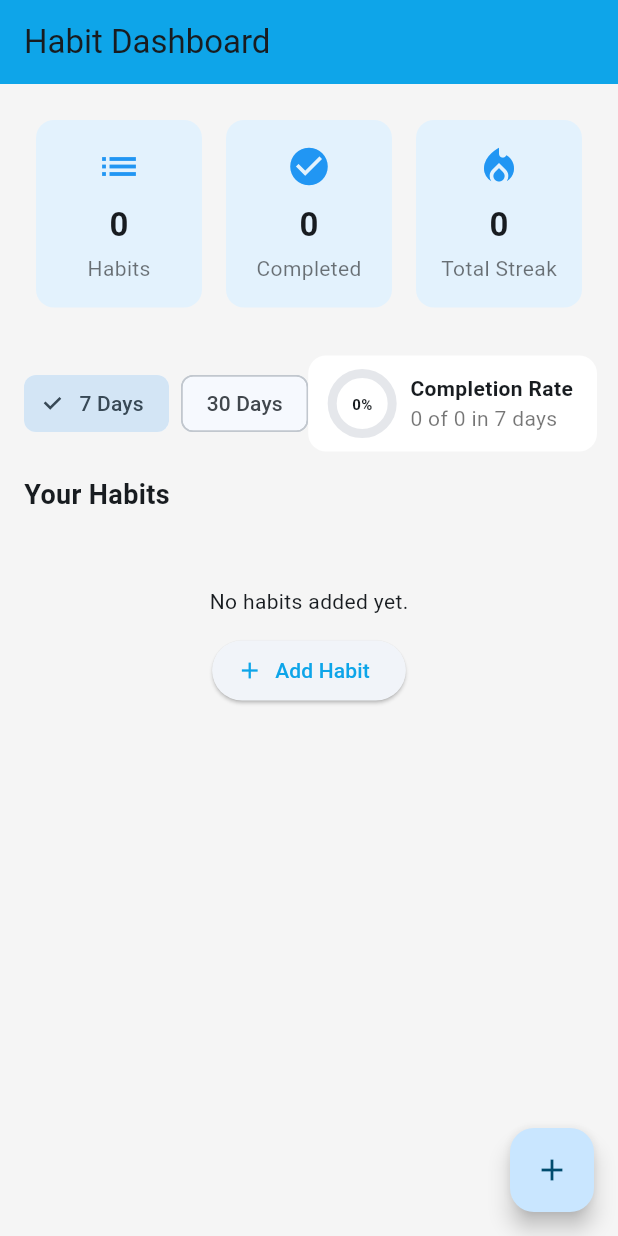
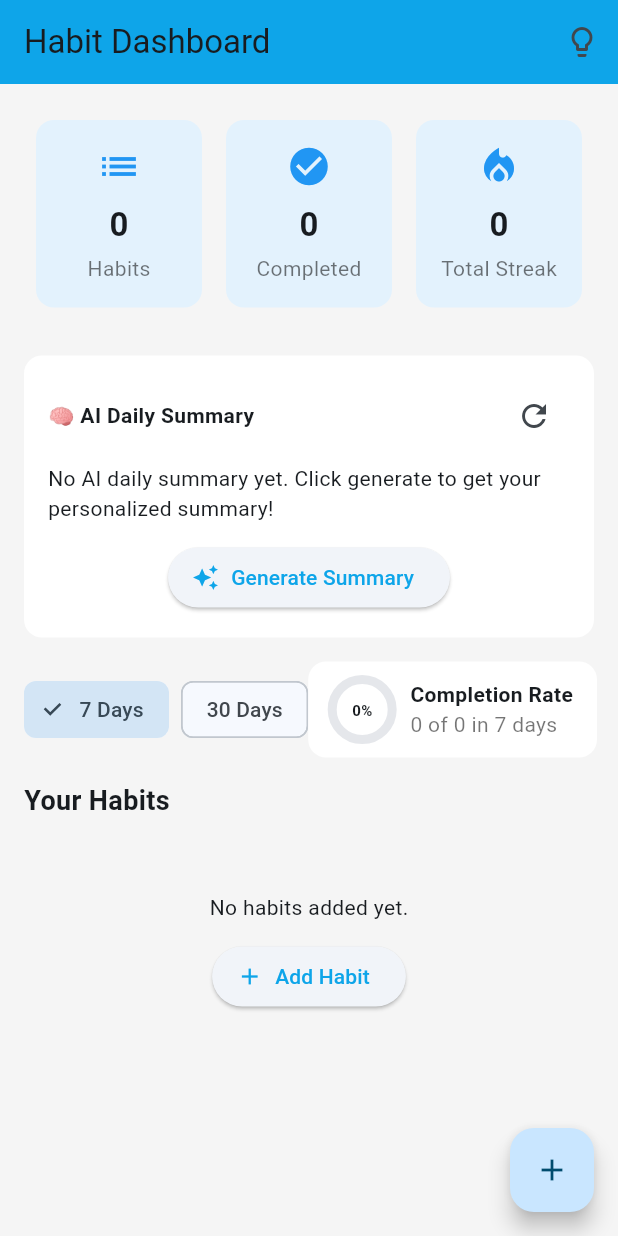
Before and after one commit to KeyurCCC/Habit-Tracker, a Flutter app: the DashboardScreen screen opened by its route, on a phone screen of 412 x 824 dp. Run offline on Flutter 3.47's test engine with Material 3 defaults, Android fonts, the phone set to English and light mode, and no system bars; our stand-ins replace cloud_firestore, firebase_auth, firebase_core, firebase_messaging, fl_chart, flutter_bloc and 3 more; missing offline and left inert: dart:html; accounts and stored records are empty.

Commit message:
notification on daily suggestion of habit

```diff
--- a/lib/features/dashboard_screen.dart
+++ b/lib/features/dashboard_screen.dart
@@ -5,6 +5,8 @@ import 'package:fl_chart/fl_chart.dart';
 import 'package:go_router/go_router.dart';
 import '../../../models/habit_model.dart';
 import '../../../models/habit_instance_model.dart';
+import '../../../services/gemini_service.dart';
+import '../../../services/daily_suggestion_service.dart';
 import 'habits/cubits/habit_cubit.dart';
 import 'habits/cubits/habit_event.dart';
 import 'habits/cubits/habit_state.dart';
@@ -21,19 +23,60 @@ class DashboardScreen extends StatefulWidget {
 class _DashboardScreenState extends State<DashboardScreen> {
   late final String userId;
   int _rangeDays = 7; // 7 or 30
+  bool _isGeneratingSummary = false;
+  String? _currentSummary;
 
   @override
   void initState() {
     super.initState();
     userId = FirebaseAuth.instance.currentUser!.uid;
     context.read<HabitCubit>().handleEvent(LoadHabitsEvent(userId));
+
+    // Auto-generate daily suggestion when dashboard loads (once per day)
+    _checkAndSendDailySuggestion();
+  }
+
+  Future<void> _checkAndSendDailySuggestion() async {
+    try {
+      await DailySuggestionService.generateAndNotifyWithCheck();
+    } catch (e) {
+      // Fail silently - don't interrupt user experience
+      print('Auto-suggestion error: $e');
+    }
+  }
+
+  Future<void> _requestDailySuggestion() async {
+    try {
+      await DailySuggestionService.generateAndNotifyDailySuggestions();
+      if (mounted) {
+        ScaffoldMessenger.of(context).showSnackBar(
+          const SnackBar(content: Text('💡 Daily suggestion sent!')),
+        );
+      }
+    } catch (e) {
+      if (mounted) {
+        ScaffoldMessenger.of(context).showSnackBar(
+          SnackBar(content: Text('Error: ${e.toString()}'), backgroundColor: Colors.red),
+        );
+      }
+    }
   }
 
   @override
   Widget build(BuildContext context) {
     return Scaffold(
       backgroundColor: Colors.grey.shade100,
-      appBar: AppBar(title: const Text("Habit Dashboard"), backgroundColor: Theme.of(context).colorScheme.primary),
+      appBar: AppBar(
+        title: const Text("Habit Dashboard"),
+        backgroundColor: Theme.of(context).colorScheme.primary,
+        actions: [
+          IconButton(
+            icon: const Icon(Icons.lightbulb_outline),
+            tooltip: 'Get Daily Suggestion',
+            onPressed: _requestDailySuggestion,
+          ),
+        ],
+      ),
       body: SafeArea(
         child: BlocBuilder<HabitCubit, HabitState>(
           builder: (context, state) {
@@ -75,6 +118,10 @@ class _DashboardScreenState extends State<DashboardScreen> {
                         ],
                       ),
                       const SizedBox(height: 24),
+
+                      // ===== AI Daily Summary =====
+                      _dailySummaryCard(),
+                      const SizedBox(height: 16),
 
                       // ===== Filter Chips & Completion Rate =====
                       Row(
@@ -150,60 +197,6 @@ class _DashboardScreenState extends State<DashboardScreen> {
                                       ),
                                     ],
                                   ),
-                              ],
-                            ),
-                          ),
-                        ),
-                        const SizedBox(height: 24),
-                      ],
-
-                      // ===== Last 7 Days Completion (Line Chart) =====
-                      if (instances.isNotEmpty) ...[
-                        const Text(
-                          "Completions - Last 7 Days",
-                          style: TextStyle(fontSize: 18, fontWeight: FontWeight.bold),
-                        ),
-                        const SizedBox(height: 12),
-                        Container(
-                          height: 220,
-                          padding: const EdgeInsets.symmetric(horizontal: 12, vertical: 8),
-                          decoration: BoxDecoration(
-                            color: Colors.white,
-                            borderRadius: BorderRadius.circular(12),
-                          ),
-                          child: LineChart(
-                            LineChartData(
-                              gridData: const FlGridData(show: true),
-                              borderData: FlBorderData(show: false),
-                              titlesData: FlTitlesData(
-                                leftTitles: const AxisTitles(sideTitles: SideTitles(showTitles: true, reservedSize: 36)),
-                                rightTitles: const AxisTitles(sideTitles: SideTitles(showTitles: false)),
-                                topTitles: const AxisTitles(sideTitles: SideTitles(showTitles: false)),
-                                bottomTitles: AxisTitles(
-                                  sideTitles: SideTitles(
-                                    showTitles: true,
-                                    reservedSize: 42,
-                                    getTitlesWidget: (value, meta) {
-                                      final idx = value.toInt();
-                                      if (idx < 0 || idx > 6) return const SizedBox.shrink();
-                                      final day = DateTime.now().subtract(Duration(days: 6 - idx));
-                                      final label = "${day.month}/${day.day}";
-                                      return Padding(
-                                        padding: const EdgeInsets.only(top: 6),
-                                        child: Text(label, style: const TextStyle(fontSize: 10)),
-                                      );
-                                    },
-                                  ),
-                                ),
-                              ),
-                              lineBarsData: [
-                                LineChartBarData(
-                                  isCurved: true,
-                                  color: Theme.of(context).colorScheme.secondary,
-                                  dotData: const FlDotData(show: false),
-                                  belowBarData: BarAreaData(show: true, color: Theme.of(context).colorScheme.secondary.withOpacity(0.15)),
-                                  spots: _buildLast7DaySpots(instances),
-                                ),
                               ],
                             ),
                           ),
@@ -299,25 +292,88 @@ class _DashboardScreenState extends State<DashboardScreen> {
     );
   }
 
-  List<FlSpot> _buildLast7DaySpots(List<HabitInstanceModel> instances) {
-    final now = DateTime.now();
-    // Build a map for last 7 days index -> count
-    final Map<int, int> dayIndexToCount = {for (int i = 0; i < 7; i++) i: 0};
+  Future<void> _generateSummary() async {
+    setState(() {
+      _isGeneratingSummary = true;
+      _currentSummary = null; // Clear previous summary while generating
+    });
 
-    for (final inst in instances) {
-      if (!inst.completed) continue;
-      final d = inst.date;
-      final diffDays = now.difference(DateTime(d.year, d.month, d.day)).inDays;
-      if (diffDays >= 0 && diffDays < 7) {
-        // x axis from 0..6 left->right oldest->newest
-        final x = 6 - diffDays;
-        dayIndexToCount[x] = (dayIndexToCount[x] ?? 0) + 1;
+    try {
+      // Get current habits from state
+      final state = context.read<HabitCubit>().state;
+      if (state is! HabitLoadedState) {
+        throw Exception('Please wait for habits to load');
+      }
+
+      final habits = state.habits;
+      if (habits.isEmpty) {
+        throw Exception('No habits found. Add some habits first!');
+      }
+
+      // Generate summary using Gemini (no Firestore save)
+      final summary = await GeminiService.generateDailySummary(userId: userId, habits: habits);
+
+      if (mounted) {
+        setState(() {
+          _currentSummary = summary;
+          _isGeneratingSummary = false;
+        });
+        ScaffoldMessenger.of(context).showSnackBar(
+          const SnackBar(content: Text('Summary generated successfully!')),
+        );
+      }
+    } catch (e) {
+      if (mounted) {
+        setState(() => _isGeneratingSummary = false);
+        ScaffoldMessenger.of(context).showSnackBar(
+          SnackBar(content: Text('Error: ${e.toString()}'), backgroundColor: Colors.red),
+        );
       }
     }
+  }
 
-    return [
-      for (int i = 0; i < 7; i++) FlSpot(i.toDouble(), (dayIndexToCount[i] ?? 0).toDouble()),
-    ];
+  Widget _dailySummaryCard() {
+    return Container(
+      width: double.infinity,
+      padding: const EdgeInsets.all(16),
+      decoration: BoxDecoration(color: Colors.white, borderRadius: BorderRadius.circular(12)),
+      child: Column(
+        crossAxisAlignment: CrossAxisAlignment.start,
+        children: [
+          Row(
+            mainAxisAlignment: MainAxisAlignment.spaceBetween,
+            children: [
+              const Text(
+                '🧠 AI Daily Summary',
+                style: TextStyle(fontWeight: FontWeight.bold),
+              ),
+              IconButton(
+                icon: _isGeneratingSummary
+                    ? const SizedBox(width: 20, height: 20, child: CircularProgressIndicator(strokeWidth: 2))
+                    : const Icon(Icons.refresh),
+                onPressed: _isGeneratingSummary ? null : _generateSummary,
+                tooltip: 'Generate new summary',
+              ),
+            ],
+          ),
+          const SizedBox(height: 8),
+          if (_currentSummary != null)
+            Text(_currentSummary!)
+          else
+            Column(
+              children: [
+                const Text('No AI daily summary yet. Click generate to get your personalized summary!'),
+                const SizedBox(height: 12),
+                ElevatedButton.icon(
+                  onPressed: _isGeneratingSummary ? null : _generateSummary,
+                  icon: const Icon(Icons.auto_awesome),
+                  label: const Text('Generate Summary'),
+                ),
+              ],
+            ),
+        ],
+      ),
+    );
   }
 
   Widget _completionRateCard(List<HabitInstanceModel> instances, List<HabitModel> habits, int days) {
--- /dev/null
+++ b/lib/services/daily_suggestion_service.dart
@@ -0,0 +1,118 @@
+import 'package:firebase_auth/firebase_auth.dart';
+import 'package:cloud_firestore/cloud_firestore.dart';
+import '../models/habit_model.dart';
+import '../services/gemini_service.dart';
+import '../services/notification_service.dart';
+
+class DailySuggestionService {
+  /// Generate and send daily habit suggestions via notification
+  static Future<void> generateAndNotifyDailySuggestions() async {
+    try {
+      final user = FirebaseAuth.instance.currentUser;
+      if (user == null) return;
+
+      // Get user's habits
+      final habitsSnapshot = await FirebaseFirestore.instance
+          .collection('habits')
+          .where('userId', isEqualTo: user.uid)
+          .get();
+
+      if (habitsSnapshot.docs.isEmpty) return;
+
+      final habits = habitsSnapshot.docs
+          .map((doc) => HabitModel.fromMap(doc.data(), doc.id))
+          .toList();
+
+      // Generate suggestion using Gemini
+      final suggestion = await GeminiService.generateDailySuggestions(
+        userId: user.uid,
+        habits: habits,
+      );
+
+      // Send notification with suggestion
+      await NotificationService.sendNotification(
+        userId: user.uid,
+        title: '💡 Daily Habit Reminder',
+        body: suggestion,
+      );
+    } catch (e) {
+      print('Error generating daily suggestion: $e');
+      // Fail silently - don't interrupt user experience
+    }
+  }
+
+  /// Check if suggestion was already sent today
+  static Future<bool> hasSuggestionBeenSentToday(String userId) async {
+    try {
+      final today = DateTime.now();
+      final todayStart = DateTime(today.year, today.month, today.day);
+
+      final snapshot = await FirebaseFirestore.instance
+          .collection('users')
+          .doc(userId)
+          .collection('daily_suggestions')
+          .where('date', isGreaterThanOrEqualTo: Timestamp.fromDate(todayStart))
+          .limit(1)
+          .get();
+
+      return snapshot.docs.isNotEmpty;
+    } catch (e) {
+      return false;
+    }
+  }
+
+  /// Mark suggestion as sent for today
+  static Future<void> markSuggestionSent(String userId, String suggestion) async {
+    try {
+      await FirebaseFirestore.instance
+          .collection('users')
+          .doc(userId)
+          .collection('daily_suggestions')
+          .add({
+        'suggestion': suggestion,
+        'date': FieldValue.serverTimestamp(),
+      });
+    } catch (e) {
+      print('Error marking suggestion sent: $e');
+    }
+  }
+
+  /// Generate and send suggestion (with duplicate check)
+  static Future<void> generateAndNotifyWithCheck() async {
+    try {
+      final user = FirebaseAuth.instance.currentUser;
+      if (user == null) return;
+
+      // Check if already sent today
+      final alreadySent = await hasSuggestionBeenSentToday(user.uid);
+      if (alreadySent) {
+        print('Suggestion already sent today');
+        return;
+      }
+
+      // Generate and send
+      await generateAndNotifyDailySuggestions();
+
+      // Mark as sent
+      final habitsSnapshot = await FirebaseFirestore.instance
+          .collection('habits')
+          .where('userId', isEqualTo: user.uid)
+          .get();
+
+      if (habitsSnapshot.docs.isNotEmpty) {
+        final habits = habitsSnapshot.docs
+            .map((doc) => HabitModel.fromMap(doc.data(), doc.id))
+            .toList();
+
+        final suggestion = await GeminiService.generateDailySuggestions(
+          userId: user.uid,
+          habits: habits,
+        );
+
+        await markSuggestionSent(user.uid, suggestion);
+      }
+    } catch (e) {
+      print('Error in generateAndNotifyWithCheck: $e');
+    }
+  }
+}
--- /dev/null
+++ b/lib/services/gemini_service.dart
@@ -0,0 +1,132 @@
+import 'dart:convert';
+import 'package:http/http.dart' as http;
+import 'package:cloud_firestore/cloud_firestore.dart';
+import '../models/habit_model.dart';
+
+class GeminiService {
+  // For production, use flutter_dotenv or secure storage
+  static const String _apiKey = 'AIzaSyDHJlZDzyVHTRLMIpu5kfcwHsdFrimnhRQ';
+  static const String _model = 'gemini-2.5-flash';
+  static const String _baseUrl = 'https://generativelanguage.googleapis.com/v1beta/models';
+
+  /// Generate daily habit summary using Gemini AI
+  static Future<String> generateDailySummary({required String userId, required List<HabitModel> habits}) async {
+    if (_apiKey == 'YOUR_GEMINI_API_KEY_HERE') {
+      throw Exception('Please set your Gemini API key in lib/services/gemini_service.dart');
+    }
+
+    if (habits.isEmpty) {
+      throw Exception('No habits found for user');
+    }
+
+    // Build prompt
+    final prompt =
+        '''User ID: $userId
+Today's habit progress:
+${habits.map((h) => '- ${h.title}: streak ${h.streak}, completed ${h.completedCount}/${h.targetCount}').join('\n')}
+
+Generate a motivational daily summary and advice in a friendly tone.''';
+
+    // Call Gemini API
+    final url = Uri.parse('$_baseUrl/$_model:generateContent?key=$_apiKey');
+    final response = await http.post(
+      url,
+      headers: {'Content-Type': 'application/json'},
+      body: jsonEncode({
+        'contents': [
+          {
+            'role': 'user',
+            'parts': [
+              {'text': prompt},
+            ],
+          },
+        ],
+      }),
+    );
+
+    if (response.statusCode != 200) {
+      final errorBody = response.body;
+      throw Exception('Gemini API error: ${response.statusCode} - $errorBody');
+    }
+
+    final data = jsonDecode(response.body);
+    final summary = data['candidates']?[0]?['content']?['parts']?[0]?['text'] ?? 'No summary generated.';
+
+    return summary;
+  }
+
+  /// Generate daily activity suggestions using Gemini AI
+  /// Returns actionable steps/suggestions for completing habits
+  static Future<String> generateDailySuggestions({
+    required String userId,
+    required List<HabitModel> habits,
+  }) async {
+    if (_apiKey == 'YOUR_GEMINI_API_KEY_HERE') {
+      throw Exception('Please set your Gemini API key in lib/services/gemini_service.dart');
+    }
+
+    if (habits.isEmpty) {
+      throw Exception('No habits found for user');
+    }
+
+    // Find incomplete habits for today
+    final today = DateTime.now();
+    final incompleteHabits = habits.where((h) {
+      // You can add logic here to check if habit is incomplete today
+      return true; // For now, suggest for all habits
+    }).toList();
+
+    // Build prompt for actionable suggestions
+    final prompt = '''User ID: $userId
+Current habits:
+${habits.map((h) => '- ${h.title}: streak ${h.streak} days, target: ${h.targetCount} per ${h.goalType}').join('\n')}
+
+Generate a short, actionable daily suggestion (max 100 characters) with specific steps to help the user complete their habits today.
+Format: "💡 [Actionable step/reminder]"
+Example: "💡 Start with 5 minutes of meditation to keep your streak going!"
+Keep it motivational and specific.''';
+
+    // Call Gemini API
+    final url = Uri.parse('$_baseUrl/$_model:generateContent?key=$_apiKey');
+    final response = await http.post(
+      url,
+      headers: {'Content-Type': 'application/json'},
+      body: jsonEncode({
+        'contents': [
+          {
+            'role': 'user',
+            'parts': [
+              {'text': prompt},
+            ],
+          },
+        ],
+      }),
+    );
+
+    if (response.statusCode != 200) {
+      final errorBody = response.body;
+      throw Exception('Gemini API error: ${response.statusCode} - $errorBody');
+    }
+
+    final data = jsonDecode(response.body);
+    final suggestion = data['candidates']?[0]?['content']?['parts']?[0]?['text'] ?? 'Keep working on your habits today!';
+
+    return suggestion.trim();
+  }
+
+  /// Generate and save daily summary to Firestore
+  static Future<void> generateAndSaveSummary({required String userId, required List<HabitModel> habits}) async {
+    try {
+      // Generate summary
+      final summary = await generateDailySummary(userId: userId, habits: habits);
+
+      // Save to Firestore
+      await FirebaseFirestore.instance.collection('users').doc(userId).collection('daily_summaries').add({
+        'summary': summary,
+        'date': FieldValue.serverTimestamp(),
+      });
+    } catch (e) {
+      rethrow;
+    }
+  }
+}
```
Also changed, not shown: 1 other file.
